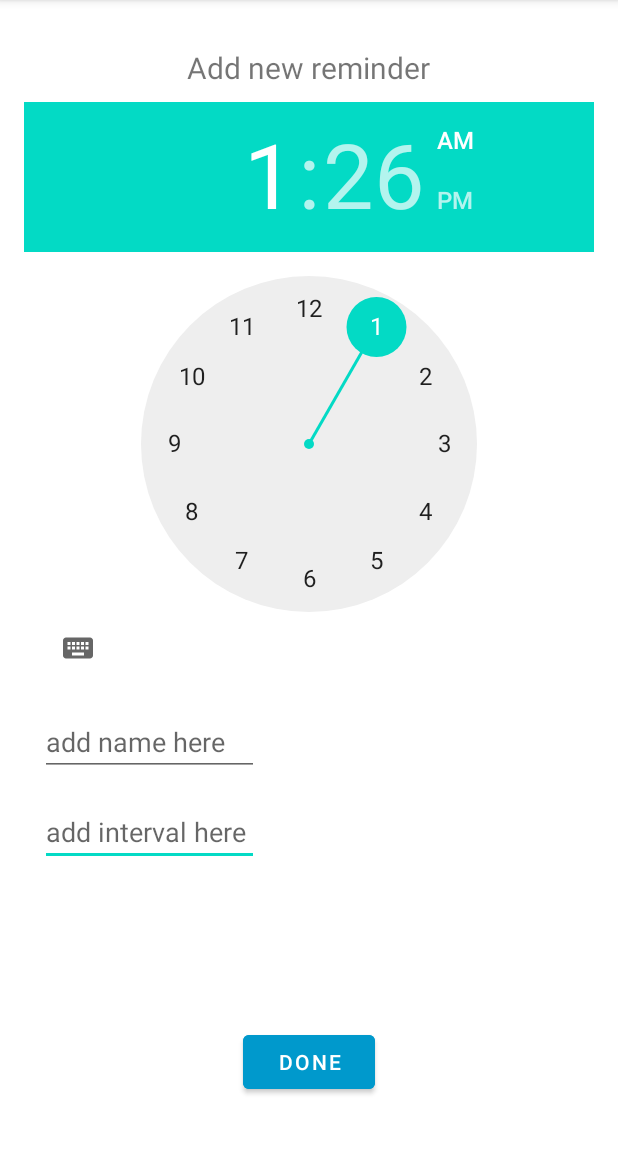
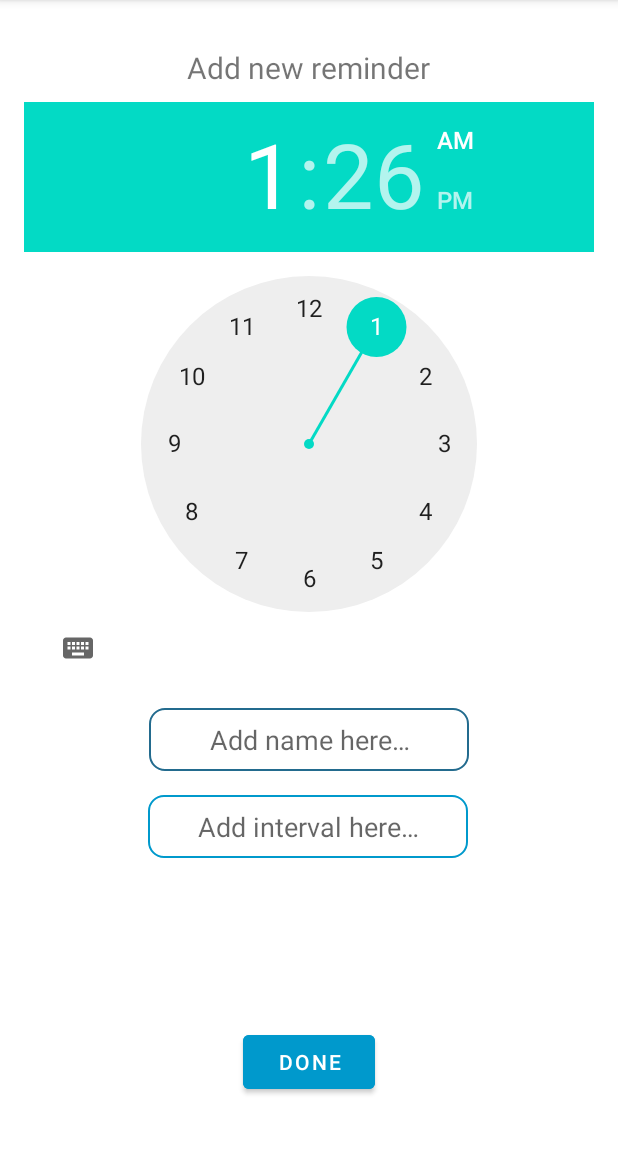
Before and after one commit to CMMarx/Friendominder, an Android app: the SetAlarmPageNew screen opened directly, with no data from a screen before it, on a phone screen of 412 x 824 dp, the part 84-1236 px from its top. Run offline under Robolectric (Android 15) with nearby library versions, the phone set to English and light mode, and no system bars; our stand-ins replace Firebase (no records; nobody signed in at launch, a user with empty details on screens opened directly); Roboto replaces fonts that are not available here.

Commit message:
added better layout for add alarm

```diff
--- /dev/null
+++ b/app/src/main/res/drawable/custom_input.xml
@@ -0,0 +1,20 @@
+<?xml version="1.0" encoding="utf-8"?>
+<selector xmlns:android="http://schemas.android.com/apk/res/android">
+
+    <item android:state_enabled="true" android:state_focused="true">
+        <shape android:shape="rectangle">
+            <solid android:color="@android:color/white" />
+            <corners android:radius="10dp" />
+            <stroke android:color="@color/blue" android:width="1dp" />
+        </shape>
+    </item>
+
+    <item android:state_enabled="true">
+        <shape android:shape="rectangle">
+            <solid android:color="@android:color/white" />
+            <corners android:radius="10dp" />
+            <stroke android:color="@color/darkblue" android:width="1dp" />
+        </shape>
+    </item>
+
+</selector>
--- a/app/src/main/res/layout/set_alarm_page_2.xml
+++ b/app/src/main/res/layout/set_alarm_page_2.xml
@@ -27,7 +27,8 @@
         android:layout_margin="20dp"
         android:layout_marginTop="20dp"
         android:backgroundTint="@android:color/holo_blue_dark"
-        android:text="@string/done" />
+        android:text="@string/done"
+        app:backgroundTint="#2196F3" />
 
     <androidx.constraintlayout.widget.ConstraintLayout
         android:layout_width="match_parent"
@@ -35,28 +36,31 @@
 
         <EditText
             android:id="@+id/eTinteravall"
-            android:layout_width="146dp"
+            android:layout_width="wrap_content"
             android:layout_height="42dp"
-            android:layout_marginTop="18dp"
+            android:layout_marginTop="16dp"
             android:autofillHints="add interval"
+            android:background="@drawable/custom_input"
             android:ems="10"
+            android:gravity="center_horizontal|center_vertical"
             android:hint="@string/add_interval_here"
             android:inputType="textPersonName"
             app:layout_constraintEnd_toEndOf="parent"
-            app:layout_constraintHorizontal_bias="0.047"
+            app:layout_constraintHorizontal_bias="0.497"
             app:layout_constraintStart_toStartOf="parent"
             app:layout_constraintTop_toBottomOf="@+id/eTreminderName" />
 
         <EditText
             android:id="@+id/eTreminderName"
-            android:layout_width="146dp"
+            android:layout_width="wrap_content"
             android:layout_height="42dp"
-            android:layout_marginTop="19dp"
+            android:layout_marginTop="16dp"
+            android:background="@drawable/custom_input"
             android:ems="10"
-            android:hint="add name here"
+            android:gravity="center_horizontal|center_vertical"
+            android:hint="@string/add_name_here"
             android:inputType="textPersonName"
             app:layout_constraintEnd_toEndOf="parent"
-            app:layout_constraintHorizontal_bias="0.047"
             app:layout_constraintStart_toStartOf="parent"
             app:layout_constraintTop_toBottomOf="@+id/timePicker" />
 
--- a/app/src/main/res/values/strings.xml
+++ b/app/src/main/res/values/strings.xml
@@ -23,8 +23,9 @@
     <string name="sign_in">Sign in</string>
     <string name="sign_in_without_google">Sign in without Google</string>
     <string name="contact_name1">Contact Name</string>
-    <string name="telefonnnummer">Telefonnnummer</string>
+    <string name="telefonnnummer">Telefonnummer</string>
     <string name="add_new_reminder">Add new reminder</string>
-    <string name="add_interval_here">add interval here</string>
+    <string name="add_interval_here">  Add interval here…</string>
+    <string name="add_name_here">  Add name here…</string>
 
 </resources>
```
